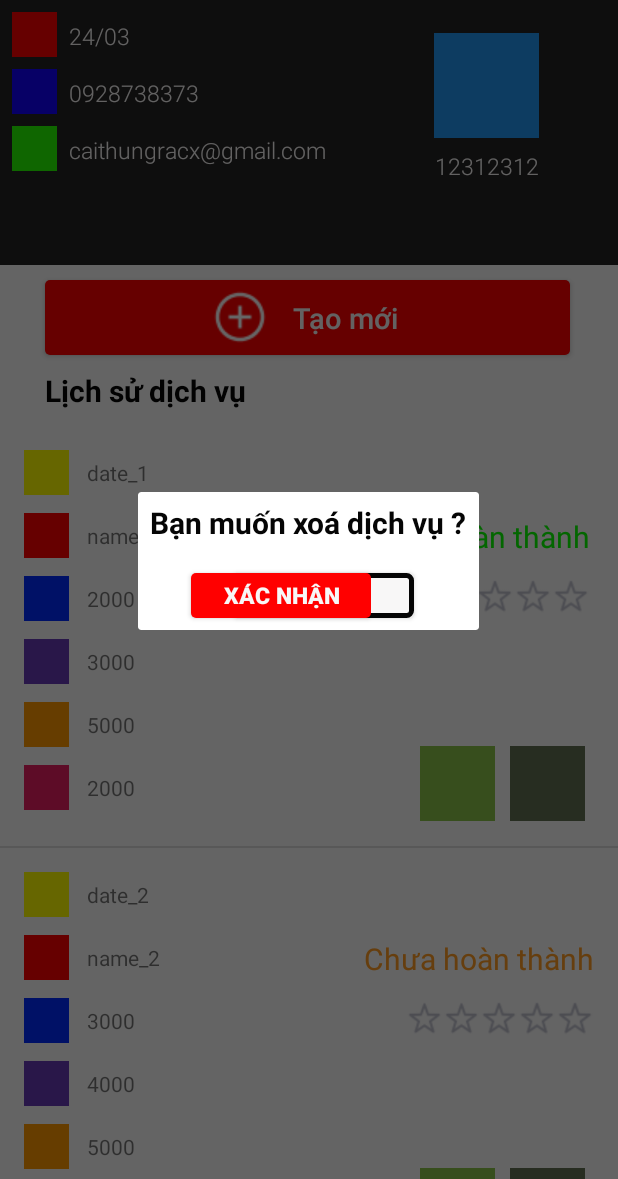
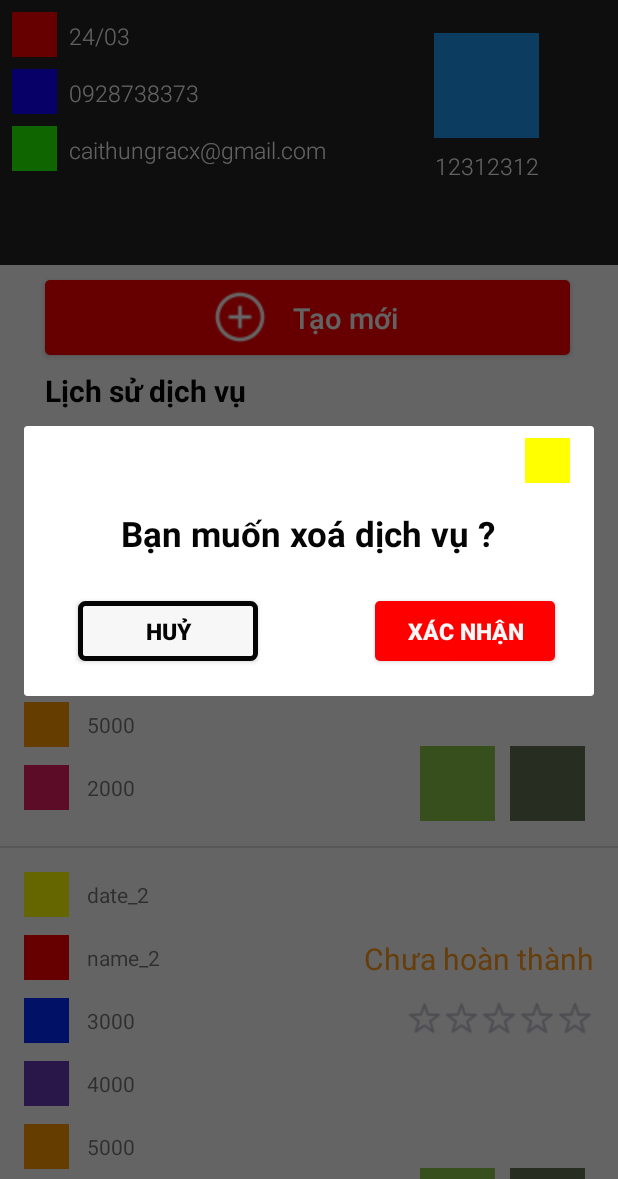
Before and after one commit to tqlong1609/Recycle-Tattoo-Studio, an Android app: the MainActivity screen opened directly, with no data from a screen before it, after a tap on an icon or button, on a phone screen of 412 x 824 dp, the part 57-1236 px from its top. Run offline under Robolectric (Android 15) with nearby library versions, the phone set to English and light mode, and no system bars; 1 statement that could not run was skipped.

Commit message:
finish remove dialog

```diff
--- a/app/src/main/java/vn/ts5/tattoo/ui/activity/MainActivity.java
+++ b/app/src/main/java/vn/ts5/tattoo/ui/activity/MainActivity.java
@@ -80,12 +80,8 @@ public class MainActivity extends AppCompatActivity implements HistoryAdapter.On
 
     @Override
     public void onRemove(History history) {
-        //removeHistoryFragment = new RemoveHistoryFragment();
-        //removeHistoryFragment.show(getSupportFragmentManager(),"dialog");
-        Dialog dialog = new Dialog(this);
-        dialog.setContentView(R.layout.dialog_remove);
-        dialog.show();
-
+        removeHistoryFragment = new RemoveHistoryFragment();
+        removeHistoryFragment.show(getSupportFragmentManager(),"dialog");
     }
 
     @Override
--- a/app/src/main/java/vn/ts5/tattoo/ui/fragment/RemoveHistoryFragment.java
+++ b/app/src/main/java/vn/ts5/tattoo/ui/fragment/RemoveHistoryFragment.java
@@ -5,6 +5,8 @@ import android.os.Bundle;
 import android.view.LayoutInflater;
 import android.view.View;
 import android.view.ViewGroup;
+import android.widget.Button;
+import android.widget.Toast;
 
 import androidx.annotation.NonNull;
 import androidx.annotation.Nullable;
@@ -14,9 +16,33 @@ import vn.ts5.tattoo.R;
 
 public class RemoveHistoryFragment extends DialogFragment {
 
-    @Nullable
+    private Dialog mDialog;
+    private Button mBtnCancel;
+    private Button mBtnConfirm;
+    private OnCallBackDialog mListener;
+
+    public interface OnCallBackDialog{
+        void confirmRemove(Boolean isRemove);
+    }
+
+    @NonNull
     @Override
-    public View onCreateView(@NonNull LayoutInflater inflater, @Nullable ViewGroup container, @Nullable Bundle savedInstanceState) {
-        return getActivity().getLayoutInflater().inflate(R.layout.dialog_remove,container);
+    public Dialog onCreateDialog(@Nullable Bundle savedInstanceState) {
+        mDialog = new Dialog(getActivity());
+        mDialog.setContentView(R.layout.dialog_remove);
+
+        mListener = (OnCallBackDialog) getActivity();
+
+        setupViews();
+
+        mBtnCancel.setOnClickListener((v) -> mListener.confirmRemove(false));
+        mBtnConfirm.setOnClickListener((v) -> mListener.confirmRemove(true));
+
+        return mDialog;
+    }
+
+    private void setupViews() {
+        mBtnCancel = mDialog.findViewById(R.id.btn_cancel);
+        mBtnConfirm = mDialog.findViewById(R.id.btn_confirm);
     }
 }
--- a/app/src/main/res/drawable/btn_cancel_selector.xml
+++ b/app/src/main/res/drawable/btn_cancel_selector.xml
@@ -2,7 +2,7 @@
 <selector xmlns:android="http://schemas.android.com/apk/res/android">
 
     <item android:state_pressed="true"
-        android:drawable="@drawable/btn_cancel_normal"/>
+        android:drawable="@drawable/btn_cancel_press"/>
 
     <item
         android:drawable="@drawable/btn_cancel_normal"/>
--- a/app/src/main/res/layout/dialog_remove.xml
+++ b/app/src/main/res/layout/dialog_remove.xml
@@ -1,7 +1,7 @@
 <?xml version="1.0" encoding="utf-8"?>
 <androidx.constraintlayout.widget.ConstraintLayout xmlns:app="http://schemas.android.com/apk/res-auto"
     xmlns:tools="http://schemas.android.com/tools"
-    android:layout_height="match_parent"
+    android:layout_height="180dp"
     android:layout_width="match_parent"
     xmlns:android="http://schemas.android.com/apk/res/android">
 
@@ -16,41 +16,57 @@
         android:text="@string/title_remove_dialog"
         app:layout_constraintBottom_toBottomOf="parent"
         app:layout_constraintEnd_toEndOf="parent"
-        app:layout_constraintHorizontal_bias="0.494"
+        app:layout_constraintHorizontal_bias="0.496"
         app:layout_constraintStart_toStartOf="parent"
         app:layout_constraintTop_toTopOf="parent"
-        app:layout_constraintVertical_bias="0.114" />
+        app:layout_constraintVertical_bias="0.396" />
 
 
     <Button
+        android:id="@+id/btn_cancel"
         style="@style/BtnCancel"
         android:layout_width="@dimen/btn_cancel_width"
         android:layout_height="@dimen/btn_cancel_height"
-        android:layout_marginStart="64dp"
+        android:layout_marginStart="36dp"
         android:layout_marginTop="20dp"
         android:layout_marginEnd="8dp"
         android:layout_marginBottom="8dp"
         app:layout_constraintBottom_toBottomOf="parent"
-        app:layout_constraintEnd_toEndOf="@+id/textView"
+        app:layout_constraintEnd_toStartOf="@+id/textView"
         app:layout_constraintHorizontal_bias="0.0"
         app:layout_constraintStart_toStartOf="parent"
         app:layout_constraintTop_toBottomOf="@+id/textView"
-        app:layout_constraintVertical_bias="0.0" />
+        app:layout_constraintVertical_bias="0.384" />
 
     <Button
-        android:id="@+id/button"
+        android:id="@+id/btn_confirm"
         style="@style/BtnConfirm"
         android:layout_width="@dimen/btn_cancel_width"
         android:layout_height="@dimen/btn_cancel_height"
         android:layout_marginStart="8dp"
         android:layout_marginTop="20dp"
-        android:layout_marginEnd="72dp"
+        android:layout_marginEnd="36dp"
         android:layout_marginBottom="8dp"
         app:layout_constraintBottom_toBottomOf="parent"
         app:layout_constraintEnd_toEndOf="parent"
-        app:layout_constraintHorizontal_bias="1.0"
+        app:layout_constraintHorizontal_bias="0.9"
+        app:layout_constraintStart_toEndOf="@+id/textView"
+        app:layout_constraintTop_toBottomOf="@+id/textView"
+        app:layout_constraintVertical_bias="0.384" />
+
+    <ImageButton
+        android:layout_width="@dimen/ib_exit_width"
+        android:layout_height="@dimen/ib_exit_height"
+        android:layout_marginStart="8dp"
+        android:layout_marginTop="8dp"
+        android:layout_marginEnd="8dp"
+        android:layout_marginBottom="8dp"
+        android:background="#ff0"
+        app:layout_constraintBottom_toTopOf="@+id/button"
+        app:layout_constraintEnd_toEndOf="parent"
+        app:layout_constraintHorizontal_bias="0.97"
         app:layout_constraintStart_toStartOf="@+id/textView"
-        app:layout_constraintTop_toBottomOf="@+id/textView"
+        app:layout_constraintTop_toTopOf="parent"
         app:layout_constraintVertical_bias="0.0" />
 
 </androidx.constraintlayout.widget.ConstraintLayout>
--- a/app/src/main/res/values/dimens.xml
+++ b/app/src/main/res/values/dimens.xml
@@ -70,10 +70,10 @@
     <dimen name="img_edit_height">50dp</dimen>
 
     <!-- Dialog remove-->
-    <dimen name="ib_exit_width">50</dimen>
-    <dimen name="ib_exit_height">50</dimen>
+    <dimen name="ib_exit_width">30dp</dimen>
+    <dimen name="ib_exit_height">30dp</dimen>
     <dimen name="btn_cancel_width">120dp</dimen>
-    <dimen name="btn_cancel_height">30dp</dimen>
+    <dimen name="btn_cancel_height">40dp</dimen>
     <dimen name="radius_btn_cancel">3dp</dimen>
     <dimen name="stroke_width">3dp</dimen>
     <dimen name="txt_size">15sp</dimen>
--- a/app/src/main/res/values/styles.xml
+++ b/app/src/main/res/values/styles.xml
@@ -67,7 +67,7 @@
     <!-- Dialog remove-->
         <!--TextView-->
     <style name="TxtTitle">
-        <item name="android:textSize">20sp</item>
+        <item name="android:textSize">23sp</item>
         <item name="android:textStyle">bold</item>
         <item name="android:textColor">@color/colorBlack</item>
     </style>
```
